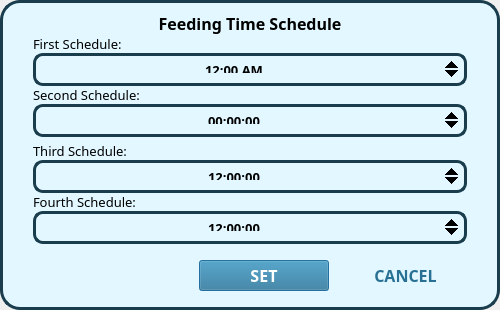
Old version of the form feedingScheduleDialog.ui in the repository jeraldconstantino/nitrate-sufficiency-monitoring-system.
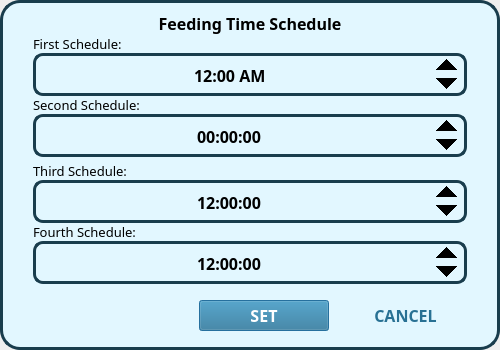
New version of the form.

Commit message: set time widget modified

```diff
--- a/feedingScheduleDialog.ui
+++ b/feedingScheduleDialog.ui
@@ -7,13 +7,13 @@
     <x>0</x>
     <y>0</y>
     <width>500</width>
-    <height>310</height>
+    <height>350</height>
    </rect>
   </property>
   <property name="minimumSize">
    <size>
     <width>500</width>
-    <height>310</height>
+    <height>350</height>
    </size>
   </property>
   <property name="maximumSize">
@@ -46,13 +46,13 @@
      <property name="minimumSize">
       <size>
        <width>500</width>
-       <height>310</height>
+       <height>350</height>
       </size>
      </property>
      <property name="maximumSize">
       <size>
        <width>500</width>
-       <height>310</height>
+       <height>350</height>
       </size>
      </property>
      <property name="styleSheet">
@@ -143,7 +143,7 @@
             <property name="font">
              <font>
               <family>Poppins</family>
-              <pointsize>10</pointsize>
+              <pointsize>12</pointsize>
               <weight>75</weight>
               <bold>true</bold>
              </font>
@@ -160,14 +160,14 @@
 QTimeEdit::up-button {
 	subcontrol-origin: border;
     subcontrol-position: top right;
-    width:30px;
+    width:40px;
     height: 25px;
 }
 
 QTimeEdit::down-button {
 	subcontrol-origin: border;
     subcontrol-position: bottom right;
-    width:30px;
+    width:40px;
     height: 25px;
 }</string>
             </property>
@@ -210,7 +210,7 @@
             <property name="font">
              <font>
               <family>Poppins</family>
-              <pointsize>10</pointsize>
+              <pointsize>12</pointsize>
               <weight>75</weight>
               <bold>true</bold>
              </font>
@@ -227,14 +227,14 @@
 QTimeEdit::up-button {
 	subcontrol-origin: border;
     subcontrol-position: top right;
-    width:30px;
+    width:40px;
     height: 25px;
 }
 
 QTimeEdit::down-button {
 	subcontrol-origin: border;
     subcontrol-position: bottom right;
-    width:30px;
+    width:40px;
     height: 25px;
 }</string>
             </property>
@@ -275,7 +275,7 @@
             <property name="font">
              <font>
               <family>Poppins</family>
-              <pointsize>10</pointsize>
+              <pointsize>12</pointsize>
               <weight>75</weight>
               <bold>true</bold>
              </font>
@@ -286,20 +286,20 @@
     color: #000;
     border: 3px solid rgb(25, 61, 77);
     border-radius: 10px;
-	padding: 10px;
+	padding:10px;
 }
 
 QTimeEdit::up-button {
 	subcontrol-origin: border;
     subcontrol-position: top right;
-    width:30px;
+    width:40px;
     height: 25px;
 }
 
 QTimeEdit::down-button {
 	subcontrol-origin: border;
     subcontrol-position: bottom right;
-    width:30px;
+    width:40px;
     height: 25px;
 }</string>
             </property>
@@ -333,7 +333,7 @@
             <property name="font">
              <font>
               <family>Poppins</family>
-              <pointsize>10</pointsize>
+              <pointsize>12</pointsize>
               <weight>75</weight>
               <bold>true</bold>
              </font>
@@ -344,20 +344,20 @@
     color: #000;
     border: 3px solid rgb(25, 61, 77);
     border-radius: 10px;
-	padding: 10px;
+	padding:10px;
 }
 
 QTimeEdit::up-button {
 	subcontrol-origin: border;
     subcontrol-position: top right;
-    width:30px;
+    width:40px;
     height: 25px;
 }
 
 QTimeEdit::down-button {
 	subcontrol-origin: border;
     subcontrol-position: bottom right;
-    width:30px;
+    width:40px;
     height: 25px;
 }</string>
             </property>
```
The commit also changes 2 other files.
